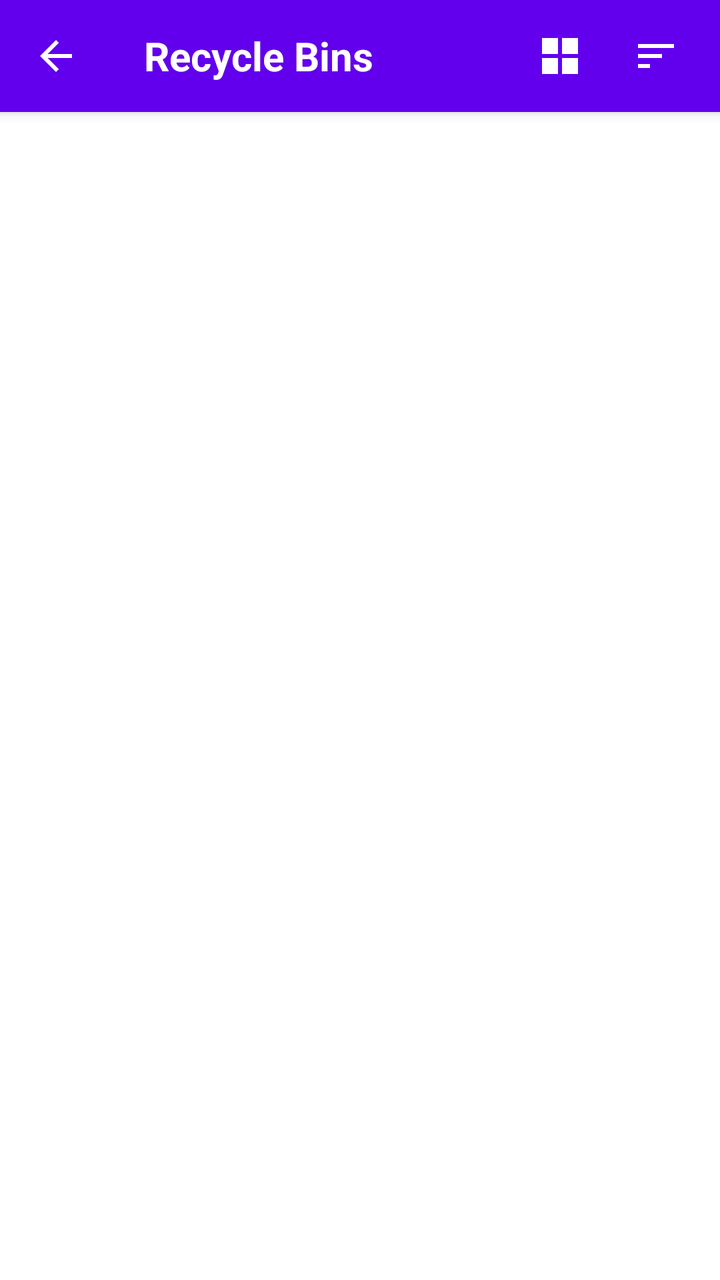
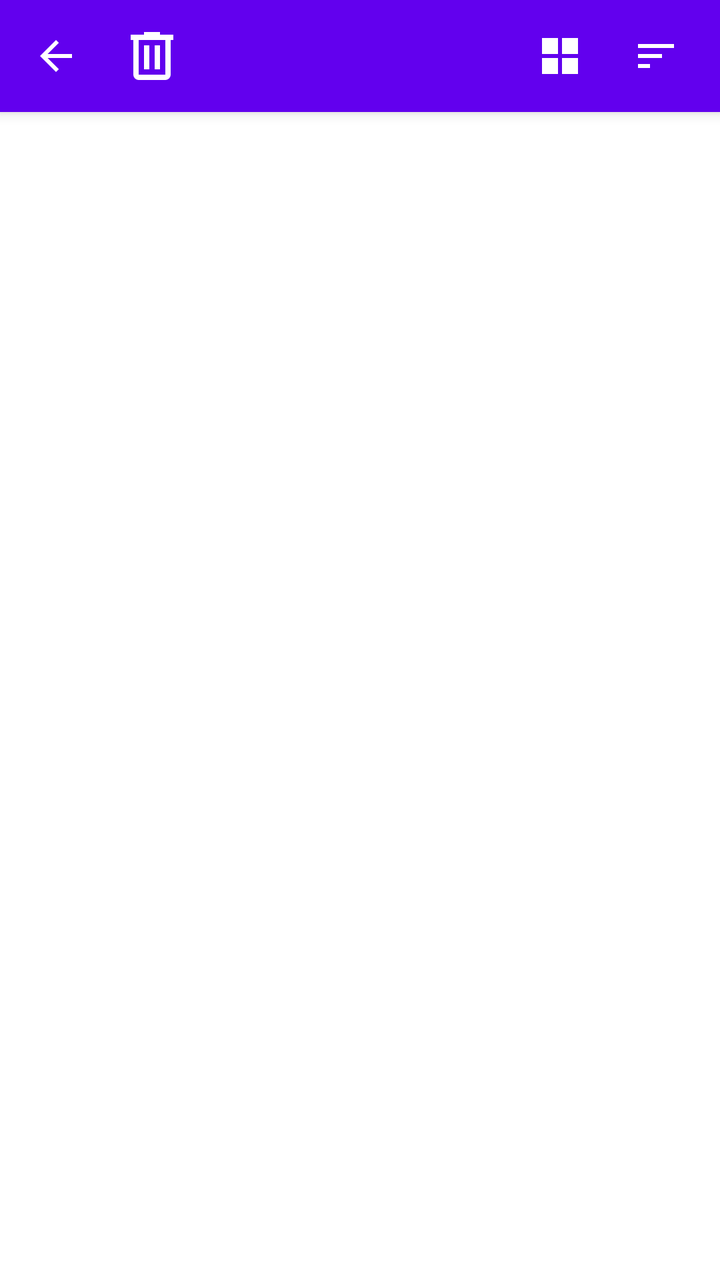

The first picture is an Android layout as it rendered before a commit; the second is the same layout after the commit. The layout source and the unified diff follow.
<!-- AndroidManifest.xml: activity theme AppTheme.Light -->
<!-- res/layout/activity_recycle_bin.xml -->
<?xml version="1.0" encoding="utf-8"?>
<RelativeLayout xmlns:android="http://schemas.android.com/apk/res/android"
    android:layout_width="match_parent"
    android:layout_height="match_parent"
    android:background="?attr/appBackgroundColor">

    
    <RelativeLayout
        android:id="@+id/top_bar_recycle_bin"
        android:layout_width="match_parent"
        android:layout_height="56dp"
        android:background="?attr/appPrimaryColor"
        android:elevation="4dp">

        
        <RelativeLayout
            android:layout_width="match_parent"
            android:layout_height="match_parent">

            <ImageButton
                android:id="@+id/back_button_recycle_bin"
                android:layout_width="56dp"
                android:layout_height="56dp"
                android:layout_alignParentStart="true"
                android:layout_centerVertical="true"
                android:background="?android:attr/selectableItemBackgroundBorderless"
                android:contentDescription="Back"
                android:src="@drawable/arrow_back_24px" />

            
            <ImageView
                android:id="@+id/recycle_bin_icon"
                android:layout_width="32dp"
                android:layout_height="32dp"
                android:layout_toEndOf="@id/back_button_recycle_bin"
                android:layout_centerVertical="true"
                android:layout_marginStart="4dp"
                android:contentDescription="Recycle Bin Icon"
                android:src="@drawable/delete_24px"
                android:tint="?attr/appHeaderTextColor"
                android:visibility="gone" />

            
            <TextView
                android:id="@+id/title_recycle_bin"
                android:layout_width="wrap_content"
                android:layout_height="wrap_content"
                android:layout_toEndOf="@id/back_button_recycle_bin"
                android:layout_centerVertical="true"
                android:layout_marginStart="16dp"
                android:text="Recycle Bins"
                android:textColor="?attr/appHeaderTextColor"
                android:textSize="20sp"
                android:textStyle="bold" />

            
            <LinearLayout
                android:layout_width="wrap_content"
                android:layout_height="match_parent"
                android:layout_alignParentEnd="true"
                android:orientation="horizontal"
                android:gravity="center_vertical"
                android:paddingEnd="8dp">

                
                <ImageButton
                    android:id="@+id/btn_toggle_layout_recycle_bin"
                    android:layout_width="48dp"
                    android:layout_height="48dp"
                    android:background="?android:attr/selectableItemBackgroundBorderless"
                    android:contentDescription="Toggle View Mode"
                    android:src="@drawable/grid_view_24px"
                    android:tint="?attr/appHeaderTextColor" />

                
                <ImageButton
                    android:id="@+id/btn_sort_recycle_bin"
                    android:layout_width="48dp"
                    android:layout_height="48dp"
                    android:background="?android:attr/selectableItemBackgroundBorderless"
                    android:contentDescription="Sort Items"
                    android:src="@drawable/sort_24px"
                    android:tint="?attr/appHeaderTextColor" />

            </LinearLayout>
        </RelativeLayout>

        
        <LinearLayout
            android:id="@+id/selection_header_layout_recycle_bin"
            android:layout_width="match_parent"
            android:layout_height="match_parent"
            android:background="?attr/appPrimaryColor"
            android:orientation="horizontal"
            android:gravity="center_vertical"
            android:visibility="gone"
            android:clickable="true"
            android:focusable="true">

            <ImageButton
                android:id="@+id/btn_close_selection_recycle_bin"
                android:layout_width="56dp"
                android:layout_height="56dp"
                android:background="?android:attr/selectableItemBackgroundBorderless"
                android:contentDescription="Close Selection"
                android:src="@drawable/arrow_back_24px"
                android:tint="?attr/appHeaderTextColor" />

            <TextView
                android:id="@+id/tv_selection_count_recycle_bin"
                android:layout_width="wrap_content"
                android:layout_height="wrap_content"
                android:layout_marginStart="16dp"
                android:text="0 selected"
                android:textColor="?attr/appHeaderTextColor"
                android:textSize="18dp"
                android:textStyle="bold" />

        </LinearLayout>
    </RelativeLayout>

    
    <LinearLayout
        android:id="@+id/bottom_action_bar_recycle_bin"
        android:layout_width="match_parent"
        android:layout_height="64dp"
        android:layout_alignParentBottom="true"
        android:background="?attr/appPrimaryColor"
        android:orientation="horizontal"
        android:weightSum="2"
        android:elevation="8dp"
        android:visibility="gone"
        android:padding="8dp">

        
        <Button
            android:id="@+id/btn_restore_recycle_bin"
            android:layout_width="0dp"
            android:layout_height="match_parent"
            android:layout_weight="1"
            android:layout_marginEnd="4dp"
            android:background="?attr/appPrimaryColor"
            android:textColor="?attr/appHeaderTextColor"
            android:text="Restore"
            android:textSize="14sp"
            android:textStyle="bold"
            android:drawableStart="@drawable/arrow_back_24px"
            android:drawableTint="?attr/appHeaderTextColor"
            android:paddingStart="16dp"
            android:paddingEnd="16dp" />

        
        <Button
            android:id="@+id/btn_delete_selected_recycle_bin"
            android:layout_width="0dp"
            android:layout_height="match_parent"
            android:layout_weight="1"
            android:layout_marginStart="4dp"
            android:background="?attr/appPrimaryColor"
            android:textColor="?attr/appHeaderTextColor"
            android:text="Delete"
            android:textSize="14sp"
            android:textStyle="bold"
            android:drawableStart="@drawable/delete_24px"
            android:drawableTint="?attr/appHeaderTextColor"
            android:paddingStart="16dp"
            android:paddingEnd="16dp" />

    </LinearLayout>

    
    <androidx.recyclerview.widget.RecyclerView
        android:id="@+id/recycle_bin_recycler_view"
        android:layout_width="match_parent"
        android:layout_height="match_parent"
        android:layout_below="@id/top_bar_recycle_bin"
        android:layout_above="@id/bottom_action_bar_recycle_bin"
        android:padding="8dp"
        android:clipToPadding="false" />

    
    <TextView
        android:id="@+id/empty_view_recycle_bin"
        android:layout_width="wrap_content"
        android:layout_height="wrap_content"
        android:layout_centerInParent="true"
        android:text="Recycle Bin is empty."
        android:textColor="@android:color/darker_gray"
        android:textSize="16sp"
        android:visibility="gone" />

</RelativeLayout>
<!-- resources referenced by this layout -->
<resources>
  <!-- drawable arrow_back_24px (drawable) -->
  <vector xmlns:android="http://schemas.android.com/apk/res/android"
      android:width="24dp"
      android:height="24dp"
      android:viewportWidth="960"
      android:viewportHeight="960"
      android:tint="?attr/colorControlNormal"
      android:autoMirrored="true">
    <path
        android:fillColor="@android:color/white"
        android:pathData="M313,520L537,744L480,800L160,480L480,160L537,216L313,440L800,440L800,520L313,520Z"/>
  </vector>
  <!-- drawable delete_24px (drawable) -->
  <vector xmlns:android="http://schemas.android.com/apk/res/android"
      android:width="24dp"
      android:height="24dp"
      android:viewportWidth="960"
      android:viewportHeight="960"
      android:tint="?attr/colorControlNormal">
    <path
        android:fillColor="@android:color/white"
        android:pathData="M280,840Q247,840 223.5,816.5Q200,793 200,760L200,240L160,240L160,160L360,160L360,120L600,120L600,160L800,160L800,240L760,240L760,760Q760,793 736.5,816.5Q713,840 680,840L280,840ZM680,240L280,240L280,760Q280,760 280,760Q280,760 280,760L680,760Q680,760 680,760Q680,760 680,760L680,240ZM360,680L440,680L440,320L360,320L360,680ZM520,680L600,680L600,320L520,320L520,680ZM280,240L280,240L280,760Q280,760 280,760Q280,760 280,760L280,760Q280,760 280,760Q280,760 280,760L280,240Z"/>
  </vector>
  <!-- drawable grid_view_24px (drawable) -->
  <vector xmlns:android="http://schemas.android.com/apk/res/android"
      android:width="24dp"
      android:height="24dp"
      android:viewportWidth="24"
      android:viewportHeight="24">
    <path
        android:fillColor="#FFFFFFFF"
        android:pathData="M3,3v8h8V3H3zm10,0v8h8V3h-8zM3,13v8h8v-8H3zm10,0v8h8v-8h-8z"/>
  </vector>
  <!-- drawable sort_24px (drawable) -->
  <vector xmlns:android="http://schemas.android.com/apk/res/android"
      android:width="24dp"
      android:height="24dp"
      android:viewportWidth="960"
      android:viewportHeight="960"
      android:tint="?attr/colorControlNormal"
      android:autoMirrored="true">
    <path
        android:fillColor="@android:color/white"
        android:pathData="M120,720L120,640L360,640L360,720L120,720ZM120,520L120,440L600,440L600,520L120,520ZM120,320L120,240L840,240L840,320L120,320Z"/>
  </vector>
  <style name="AppTheme.Light" parent="AppThemeBase">
          <item name="appPrimaryColor">@color/lt_colorPrimary</item>
          <item name="appBackgroundColor">@color/lt_backgroundColor</item>
          <item name="appTextColor">@color/lt_textColor</item>
          <item name="appHeaderTextColor">@color/lt_headerTextColor</item>
      </style>
  <style name="AppThemeBase" parent="android:Theme.DeviceDefault.Light.NoActionBar">
          <item name="android:windowBackground">?attr/appBackgroundColor</item>
          <item name="android:colorPrimary">?attr/appPrimaryColor</item>
          <item name="android:textColor">?attr/appTextColor</item>
          <item name="android:buttonStyle">@style/AppButton</item>
      </style>
  <color name="lt_colorPrimary">#6200EE</color>
  <color name="lt_backgroundColor">#FFFFFF</color>
  <color name="lt_textColor">#000000</color>
  <color name="lt_headerTextColor">#FFFFFF</color>
  <style name="AppButton" parent="android:Widget.Button">
          <item name="android:textColor">?attr/appHeaderTextColor</item>
          <item name="android:background">?attr/appPrimaryColor</item>
      </style>
</resources>

<!-- the commit's change to res/layout/activity_recycle_bin.xml (unified diff, before → after) -->
@@ -38,7 +38,7 @@
                 android:contentDescription="Recycle Bin Icon"
                 android:src="@drawable/delete_24px"
                 android:tint="?attr/appHeaderTextColor"
-                android:visibility="gone" />
+                android:visibility="visible" />
 
             
             <TextView
@@ -51,7 +51,8 @@
                 android:text="Recycle Bins"
                 android:textColor="?attr/appHeaderTextColor"
                 android:textSize="20sp"
-                android:textStyle="bold" />
+                android:textStyle="bold"
+                android:visibility="gone" />
 
             
             <LinearLayout
